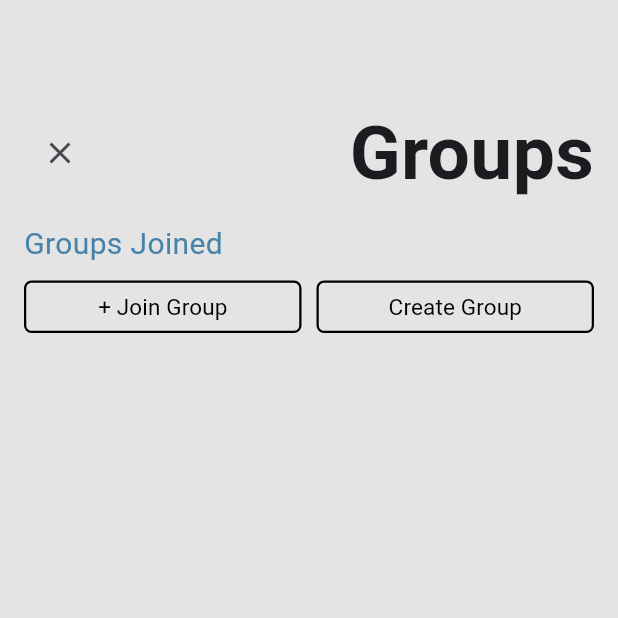
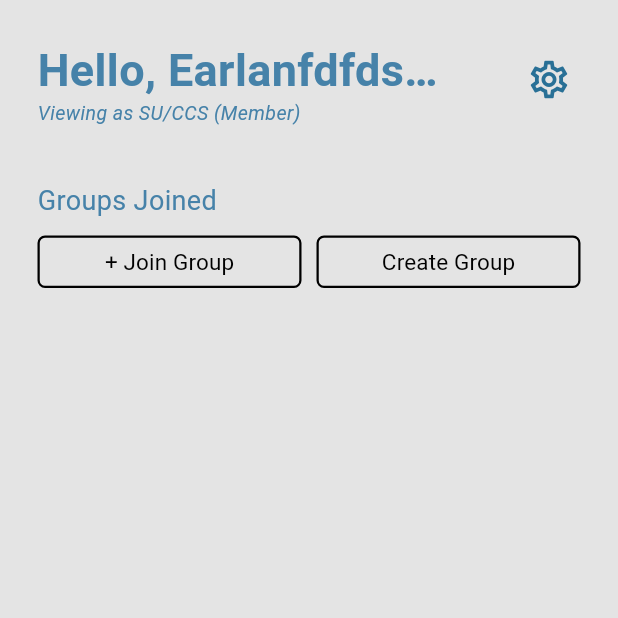
Before and after one commit to earlsab/here, a Flutter app: the GroupPage screen opened directly, on a phone screen of 412 x 824 dp, the top half of it. Run offline on Flutter 3.47's test engine with Material 3 defaults, Android fonts, the phone set to English and light mode, and no system bars; our stand-ins replace camera, cloud_firestore, firebase_auth, firebase_core, firebase_storage, sign_in_button; missing offline and left inert: random_uuid_string; accounts and stored records are empty; Roboto replaces fonts that are missing (Helvetica Neue).

Commit message:
Made the group page as landing page.

```diff
--- a/lib/main.dart
+++ b/lib/main.dart
@@ -4,6 +4,7 @@ import 'package:firebase_auth/firebase_auth.dart';
 import 'package:firebase_storage/firebase_storage.dart';
 import 'package:flutter/foundation.dart';
 import 'package:flutter/material.dart';
+import 'package:here/screens/group_page.dart';
 import "package:here/screens/login_page.dart";
 import 'package:here/screens/navigation_menu.dart';
 import 'package:firebase_core/firebase_core.dart';
@@ -74,7 +75,7 @@ class MyApp extends StatelessWidget {
           if (user == null) {
             return const LoginPage();
           } else {
-            return const NavigationPage();
+            return const GroupPage();
           }
         },
       ),
--- a/lib/screens/crud_group.dart
+++ b/lib/screens/crud_group.dart
@@ -32,7 +32,7 @@ class _CrudGroupState extends State<CrudGroup> {
                   IconButton(
                     icon: const Icon(Icons.close),
                     onPressed: () {
-                      Navigator.of(context).push(
+                      Navigator.of(context).pop(
                         MaterialPageRoute(
                             builder: (context) => const GroupPage()),
                       );
--- a/lib/screens/group_page.dart
+++ b/lib/screens/group_page.dart
@@ -2,6 +2,7 @@ import 'package:flutter/material.dart';
 import 'package:here/screens/crud_group.dart';
 import 'package:here/screens/join_group.dart';
 import 'package:here/screens/navigation_menu.dart';
+import 'package:here/screens/settings.dart';
 
 class GroupPage extends StatefulWidget {
   const GroupPage({super.key});
@@ -13,53 +14,116 @@ class GroupPage extends StatefulWidget {
 String title = 'Create Group';
 
 class _GroupPageState extends State<GroupPage> {
+  Future<bool> _onBackPressed() async {
+    return showDialog(
+      context: context,
+      builder: (context) => AlertDialog(
+        title: const Text('Exit App'),
+        content: const Text('Do you want to exit the app?'),
+        actions: [
+          TextButton(
+            onPressed: () => Navigator.of(context).pop(false),
+            child: const Text('No'),
+          ),
+          TextButton(
+            onPressed: () => Navigator.of(context).pop(true),
+            child: const Text('Yes'),
+          ),
+        ],
+      ),
+    ).then((value) => value ?? false);
+  }
+
   @override
   Widget build(BuildContext context) {
-    return Scaffold(
+    return WillPopScope( //FIXME: This is a deprecated code, fix later.
+      onWillPop: _onBackPressed,
+      child: Scaffold(
         backgroundColor: const Color.fromARGB(255, 228, 228, 228),
-      body: Padding(
-        padding: const EdgeInsets.all(16.0),
+        body: SafeArea(
+          child: Padding(
+            padding: const EdgeInsets.all(25.0),
             child: Column(
+              crossAxisAlignment: CrossAxisAlignment.start, // Aligns children to the left
+              children: [
+                Row(
+                  children: [
+                    const Expanded(
+                      child: Column(
+                        mainAxisAlignment: MainAxisAlignment.start,
                         crossAxisAlignment: CrossAxisAlignment.start,
-          children: <Widget>[
-            Padding(
-              padding: const EdgeInsets.only(top: 50.0),
-              child: Row(
-                mainAxisAlignment: MainAxisAlignment.spaceBetween,
                         children: [
-                  IconButton(
-                    icon: const Icon(Icons.close),
-                    onPressed: () {
-                      Navigator.of(context).push(
-                        MaterialPageRoute(
-                            builder: (context) => const NavigationPage()),
-                      );
-                    },
-                  ),
-                  const Text(
-                    'Groups',
+                          Text(
+                            "Hello, Earlanfdfdsfds!",
+                            overflow: TextOverflow.ellipsis,
                             style: TextStyle(
                               fontFamily: "Helvetica Neue",
-                      fontSize: 50,
-                      fontWeight: FontWeight.bold),
+                              fontSize: 30,
+                              fontWeight: FontWeight.w700,
+                              color: Color(0xff4682a9),
+                              height: 44 / 30,
+                            ),
+                            textAlign: TextAlign.left,
+                          ),
+                          Text(
+                            "Viewing as SU/CCS (Member)",
+                            overflow: TextOverflow.ellipsis,
+                            style: TextStyle(
+                              fontFamily: "Helvetica Neue",
+                              fontSize: 13,
+                              fontWeight: FontWeight.w400,
+                              color: Color(0xff4682a9),
+                              fontStyle: FontStyle.italic,
+                              height: 14 / 15,
+                            ),
+                            textAlign: TextAlign.left,
                           ),
                         ],
                       ),
                     ),
+                    Container(width: 50),
+                    Padding(
+                      padding: const EdgeInsets.only(left: 0), // Add some space to the left
+                      child: Column(
+                        // Settings button
+                        children: [
+                          Container(
+                            padding: const EdgeInsets.all(6),
+                            child: GestureDetector(
+                              onTap: () {
+                                Navigator.of(context).push(
+                                  MaterialPageRoute(
+                                    builder: (context) => const SettingsPage(),
+                                  ),
+                                );
+                              },
+                              child: const Icon(
+                                Icons.settings_outlined,
+                                color: Color.fromARGB(255, 41, 112, 150),
+                                size: 30,
+                              ),
+                            ),
+                          ),
+                        ],
+                      ),
+                    ),
+                  ],
+                ),
                 const Padding(
-              padding: EdgeInsets.only(top: 10.0),
+                  padding: EdgeInsets.only(top: 40.0),
                   child: Text(
                     'Groups Joined',
                     style: TextStyle(
                       fontFamily: "Helvetica Neue",
-                  fontSize: 20,
+                      fontSize: 18,
                       fontWeight: FontWeight.normal,
-                  color: Color(0xFF4682A9)),
+                      color: Color(0xFF4682A9),
+                    ),
                   ),
                 ),
                 const SizedBox(height: 10),
                 Row(
-              mainAxisAlignment: MainAxisAlignment.spaceEvenly,
+                  mainAxisAlignment: MainAxisAlignment.start, // Aligns children to the left
                   children: <Widget>[
                     Expanded(
                       child: SizedBox(
@@ -68,12 +132,13 @@ class _GroupPageState extends State<GroupPage> {
                           onPressed: () {
                             Navigator.of(context).push(
                               MaterialPageRoute(
-                          builder: (context) => const JoinGroup()
+                                builder: (context) => const JoinGroup(),
                               ),
                             );
                           },
                           style: OutlinedButton.styleFrom(
-                    foregroundColor: Colors.black, backgroundColor: Colors.transparent,
+                            foregroundColor: Colors.black,
+                            backgroundColor: Colors.transparent,
                             side: const BorderSide(color: Colors.black, width: 1.5),
                             shape: RoundedRectangleBorder(
                               borderRadius: BorderRadius.circular(5),
@@ -97,14 +162,15 @@ class _GroupPageState extends State<GroupPage> {
                         height: 35,
                         child: OutlinedButton(
                           onPressed: () {
-                      Navigator.of(context).push(
+                            Navigator.of(context).pushReplacement(
                               MaterialPageRoute(
                                 builder: (context) => CrudGroup(title: title),
                               ),
                             );
                           },
                           style: OutlinedButton.styleFrom(
-                    foregroundColor: Colors.black, backgroundColor: Colors.transparent,
+                            foregroundColor: Colors.black,
+                            backgroundColor: Colors.transparent,
                             side: const BorderSide(color: Colors.black, width: 1.5),
                             shape: RoundedRectangleBorder(
                               borderRadius: BorderRadius.circular(5),
@@ -127,6 +193,8 @@ class _GroupPageState extends State<GroupPage> {
               ],
             ),
           ),
+        ),
+      ),
     );
   }
 }
--- a/lib/screens/join_group.dart
+++ b/lib/screens/join_group.dart
@@ -27,7 +27,7 @@ class _JoinGroupState extends State<JoinGroup> {
                   IconButton(
                     icon: const Icon(Icons.close),
                     onPressed: () {
-                      Navigator.of(context).push(
+                      Navigator.of(context).pop(
                         MaterialPageRoute(
                             builder: (context) => const GroupPage()),
                       );
--- a/lib/screens/settings.dart
+++ b/lib/screens/settings.dart
@@ -45,7 +45,7 @@ class SettingsPage extends StatelessWidget {
                     final BuildContext currentContext = context;
                     FirebaseAuth.instance.signOut().then((_) {
                       if (Navigator.canPop(currentContext)) {
-                        Navigator.of(currentContext).pushReplacement(
+                        Navigator.of(currentContext).pop(
                           MaterialPageRoute(builder: (context) => const LoginPage()),
                         );
                       }
```
Also changed, not shown: lib/screens/events_page.dart (line endings or trailing spaces), 1 other file. Lines whose indentation alone changed are shown as unchanged.
